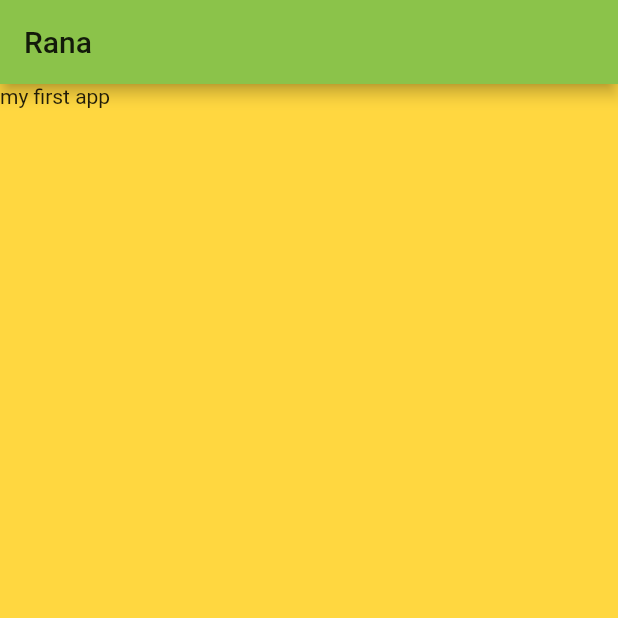
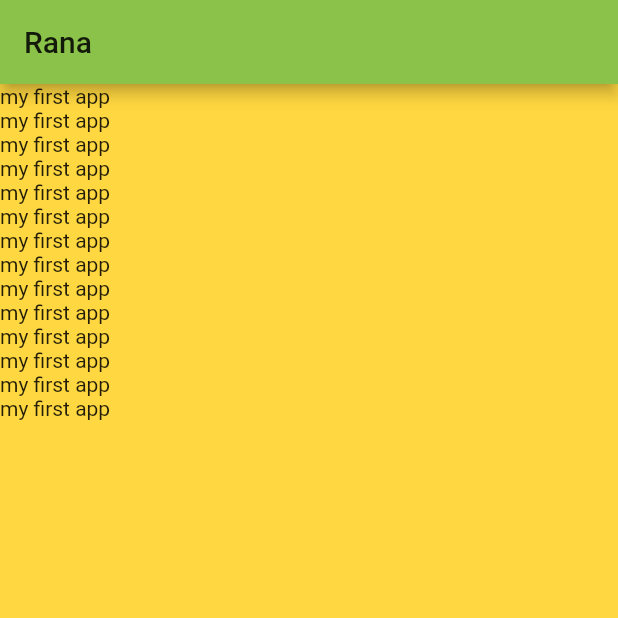
Before and after one commit to Ranarakshit/flutter, a Flutter app: the screen it shows after launch, on a phone screen of 412 x 824 dp, the top half of it. Run offline on Flutter 3.47's test engine with Material 2 defaults, Android fonts, the phone set to English and light mode, and no system bars.

Commit message:
first change

```diff
--- a/bproject/lib/main.dart
+++ b/bproject/lib/main.dart
@@ -18,7 +18,24 @@ class MyApp extends StatelessWidget {
         appBar:AppBar(
           title: Text("Rana"),
         ) ,
-         body: Text("my first app"),
+         body: Column(
+           children: [
+             Text("my first app"),
+             Text("my first app"),
+             Text("my first app"),
+             Text("my first app"),
+             Text("my first app"),
+             Text("my first app"),
+             Text("my first app"),
+             Text("my first app"),
+             Text("my first app"),
+             Text("my first app"),
+             Text("my first app"),
+             Text("my first app"),
+             Text("my first app"),
+             Text("my first app"),
+           ],
+         ),
       )
 
     );
```
